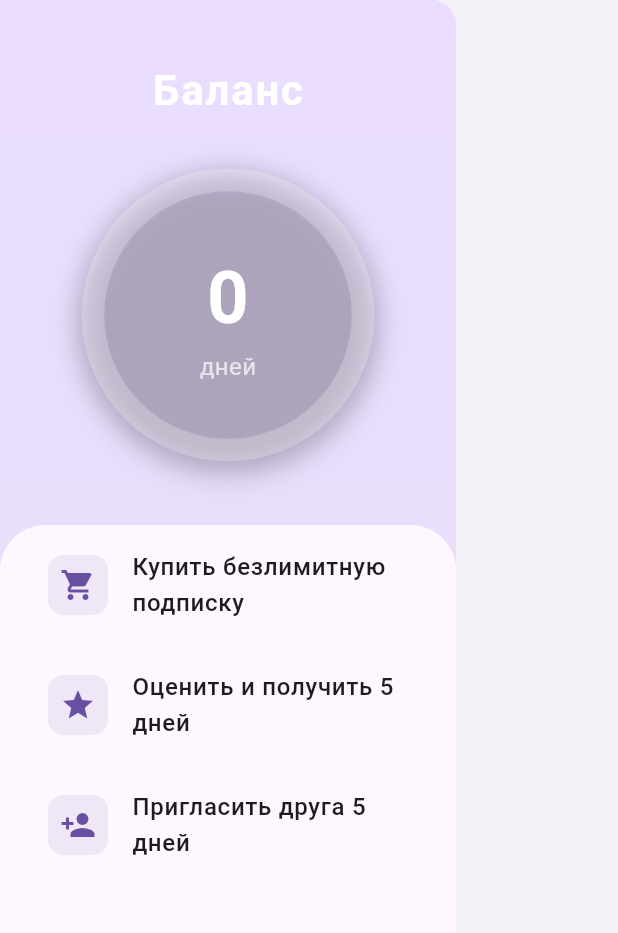
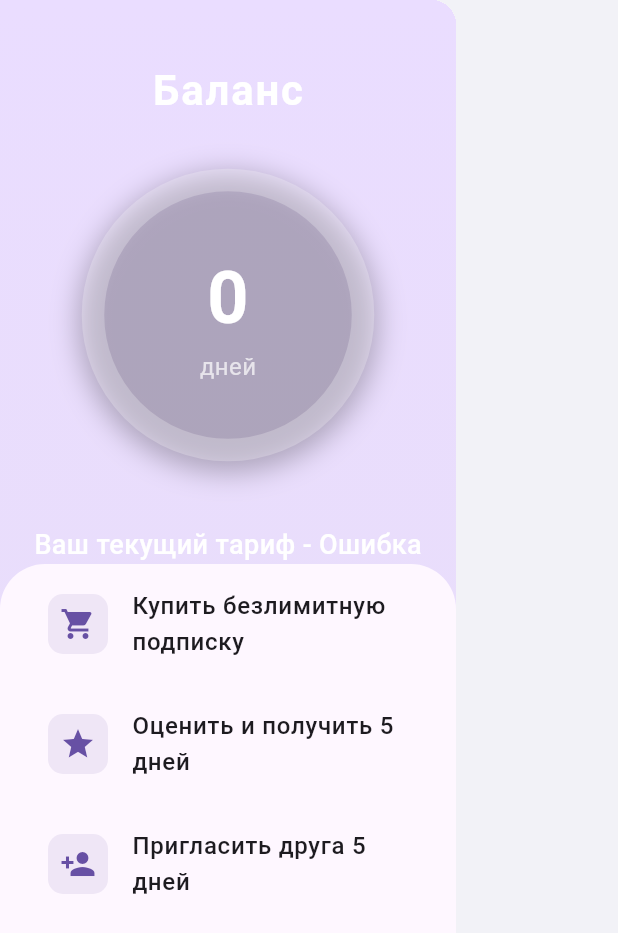
Before and after one commit to dmitryudin/vpn_client, a Flutter app: the BalanceIndicator widget shown alone on an empty page, opened directly, on a phone screen of 412 x 824 dp. Shown: the top 933 px of the screen. Run offline on Flutter 3.47's test engine with Material 3 defaults, Android fonts, the light colour scheme and no system bars; our stand-ins replace animated_text_kit, bloc, device_info_plus, dio, flutter_bloc, flutter_phoenix and 6 more; missing offline and left inert: flutter_vpn; accounts and stored records are empty; Roboto replaces fonts that are missing (Helvetica).

Commit message:
яспать

```diff
--- a/lib/ui/screens/home_screen.dart
+++ b/lib/ui/screens/home_screen.dart
@@ -17,7 +17,6 @@ class _HomeScreenState extends State<HomeScreen> {
 
   String email = '';
 
-  final int balance = 10;
   @override
   Widget build(BuildContext context) {
     return FutureBuilder<SharedPreferences>(
--- a/lib/ui/widgets/drawers/balance_drawer.dart
+++ b/lib/ui/widgets/drawers/balance_drawer.dart
@@ -19,6 +19,7 @@ class _BalanceIndicatorState extends State<BalanceIndicator> {
     return BlocBuilder<ScreenStateBloc, ScreenStateState>(
       builder: (context, state) {
         int balance;
+        int current_tarif_id;
 
         switch (state.runtimeType) {
           case ScreenStateLoaded:
@@ -26,6 +27,15 @@ class _BalanceIndicatorState extends State<BalanceIndicator> {
             break;
           default:
             balance = 0;
+        }
+
+        switch (state.runtimeType) {
+          case ScreenStateLoaded:
+            current_tarif_id =
+                ((state.rootModel?.user_info?.current_tarif_id) ?? 0).toInt();
+            break;
+          default:
+            current_tarif_id = 0;
         }
 
         return Drawer(
@@ -59,6 +69,32 @@ class _BalanceIndicatorState extends State<BalanceIndicator> {
                       _buildBalanceCircle(balance, colorScheme),
                     ],
                   ),
+                ),
+                Column(
+                  crossAxisAlignment: CrossAxisAlignment.center,
+                  children: [
+                    Text(
+                      'Ваш текущий тариф - ${(() {
+                        switch (current_tarif_id) {
+                          case 0:
+                            return 'Ошибка';
+                          case 1:
+                            return 'Базовый';
+                          case 2:
+                            return 'Премиум';
+                          case 3:
+                            return 'Безлимитный';
+                          default:
+                            return 'Неизвестный тариф';
+                        }
+                      })()}',
+                      style: TextStyle(
+                        color: colorScheme.onPrimary,
+                        fontSize: 18,
+                        fontWeight: FontWeight.w500,
+                      ),
+                    ),
+                  ],
                 ),
                 Expanded(
                   child: _buildMenuSection(colorScheme),
```
Also changed, not shown: lib/ui/widgets/server_list.dart (+18 -4 lines).
